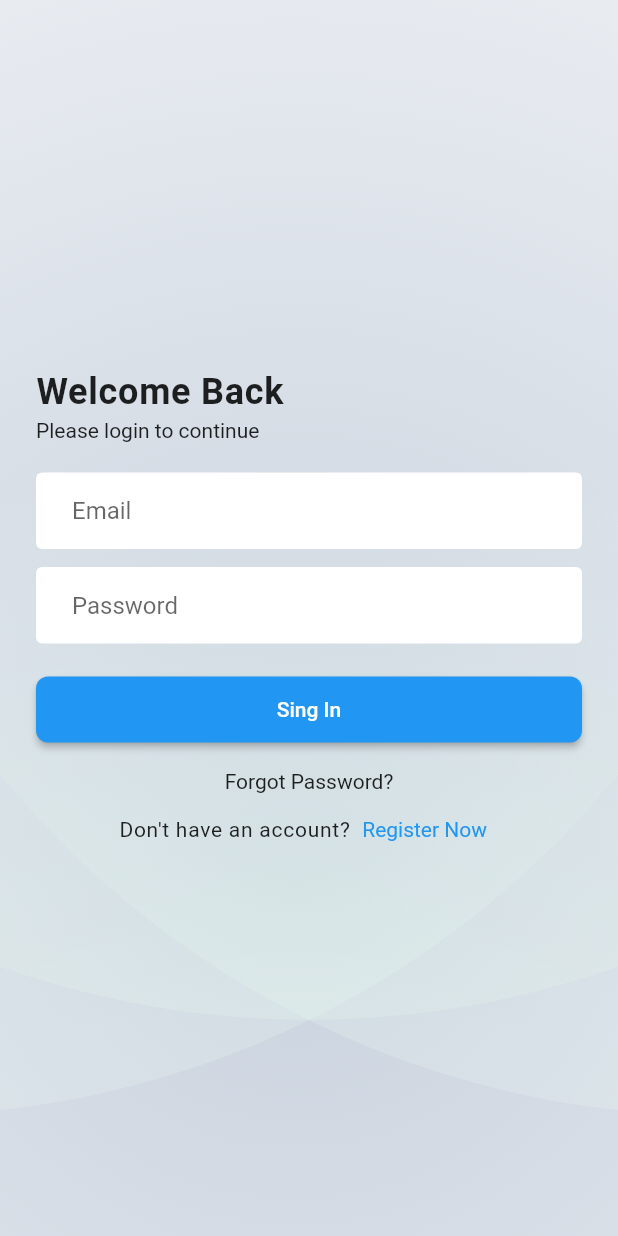
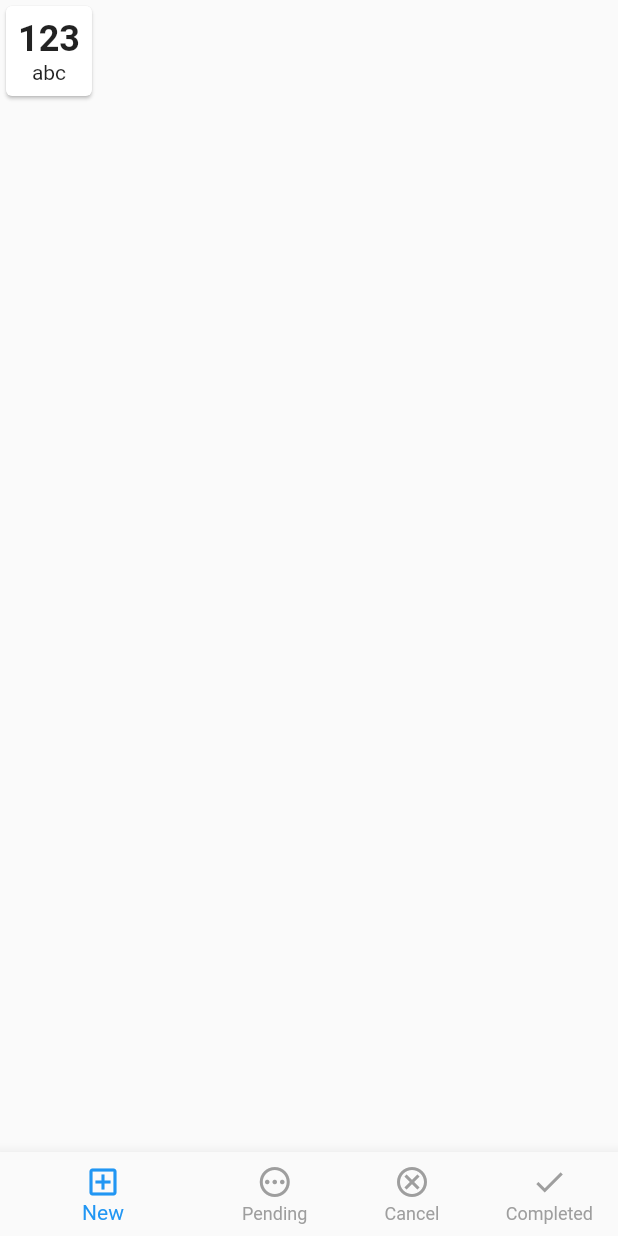
Before and after one commit to Alnur17/task_manager, a Flutter app: the screen it shows after launch, after a tap on "Sing In", on a phone screen of 412 x 824 dp. Run offline on Flutter 3.47's test engine with Material 3 defaults, Android fonts, the phone set to English and light mode, and no system bars; our stand-ins replace flutter_svg, pin_code_fields.

Commit message:
ui design

```diff
--- a/lib/app.dart
+++ b/lib/app.dart
@@ -1,5 +1,5 @@
 import 'package:flutter/material.dart';
-import 'package:task_manager/ui/screen/splash_screen.dart';
+import 'package:task_manager/ui/screens/splash_screen.dart';
 
 class MyApp extends StatelessWidget {
   const MyApp({super.key});
--- /dev/null
+++ b/lib/ui/screens/bottom_nav_base_screen.dart
@@ -0,0 +1,60 @@
+import 'package:flutter/material.dart';
+import 'package:task_manager/ui/screens/canceled_task_screen.dart';
+import 'package:task_manager/ui/screens/completed_task_screen.dart';
+import 'package:task_manager/ui/screens/new_task_screen.dart';
+import 'package:task_manager/ui/screens/pending_task_screen.dart';
+
+class BottomNavBaseScreen extends StatefulWidget {
+  const BottomNavBaseScreen({super.key});
+
+  @override
+  State<BottomNavBaseScreen> createState() => _BottomNavBaseScreenState();
+}
+
+class _BottomNavBaseScreenState extends State<BottomNavBaseScreen> {
+  int _selectedScreenIndex = 0;
+  final List<Widget> _screen = const [
+    NewTaskScreen(),
+    PendingTaskScreen(),
+    CanceledTaskScreen(),
+    CompletedTaskScreen(),
+  ];
+
+  @override
+  Widget build(BuildContext context) {
+    return Scaffold(
+      body: _screen[_selectedScreenIndex],
+      bottomNavigationBar: BottomNavigationBar(
+        unselectedItemColor: Colors.grey,
+        selectedItemColor: Colors.blue,
+        unselectedLabelStyle: const TextStyle(color: Colors.grey),
+        showUnselectedLabels: true,
+        currentIndex: _selectedScreenIndex,
+        onTap: (value) {
+          _selectedScreenIndex = value;
+          if (mounted) {
+            setState(() {});
+          }
+        },
+        items: const [
+          BottomNavigationBarItem(
+            icon: Icon(Icons.add_box_outlined),
+            label: 'New',
+          ),
+          BottomNavigationBarItem(
+            icon: Icon(Icons.pending_outlined),
+            label: 'Pending',
+          ),
+          BottomNavigationBarItem(
+            icon: Icon(Icons.cancel_outlined),
+            label: 'Cancel',
+          ),
+          BottomNavigationBarItem(
+            icon: Icon(Icons.done),
+            label: 'Completed',
+          ),
+        ],
+      ),
+    );
+  }
+}
--- a/lib/ui/screen/email_verification_screen.dart
+++ b/lib/ui/screens/email_verification_screen.dart
@@ -1,5 +1,5 @@
 import 'package:flutter/material.dart';
-import 'package:task_manager/ui/screen/otp_verification_screen.dart';
+import 'package:task_manager/ui/screens/otp_verification_screen.dart';
 import 'package:task_manager/ui/widgets/screen_background.dart';
 
 class EmailVerificationScreen extends StatelessWidget {
--- a/lib/ui/screen/reset_password_screen.dart
+++ b/lib/ui/screens/login_screen.dart
@@ -1,9 +1,11 @@
 import 'package:flutter/material.dart';
-import 'package:task_manager/ui/screen/login_screen.dart';
+import 'package:task_manager/ui/screens/bottom_nav_base_screen.dart';
+import 'package:task_manager/ui/screens/email_verification_screen.dart';
+import 'package:task_manager/ui/screens/registration_screen.dart';
 import 'package:task_manager/ui/widgets/screen_background.dart';
 
-class ResetPasswordScreen extends StatelessWidget {
-  const ResetPasswordScreen({super.key});
+class LoginScreen extends StatelessWidget {
+  const LoginScreen({super.key});
 
   @override
   Widget build(BuildContext context) {
@@ -16,15 +18,15 @@ class ResetPasswordScreen extends StatelessWidget {
             crossAxisAlignment: CrossAxisAlignment.start,
             children: [
               Text(
-                'Reset Password',
+                'Welcome Back',
                 style: Theme.of(context).textTheme.titleLarge,
               ),
-              const SizedBox(height: 1),
+              const SizedBox(height: 4),
               Text(
-                'Minimum length password 8 Character with letter and number combination',
+                'Please login to continue',
                 style: Theme.of(context).textTheme.bodyMedium,
               ),
-              const SizedBox(height: 24),
+              const SizedBox(height: 20),
               TextFormField(
                 validator: (value) {
                   if (value?.isEmpty ?? true) {
@@ -34,7 +36,7 @@ class ResetPasswordScreen extends StatelessWidget {
                 },
                 keyboardType: TextInputType.emailAddress,
                 decoration: const InputDecoration(
-                  hintText: 'Password',
+                  hintText: 'Email',
                 ),
               ),
               const SizedBox(height: 12),
@@ -45,12 +47,12 @@ class ResetPasswordScreen extends StatelessWidget {
                   }
                   return null;
                 },
-                keyboardType: TextInputType.emailAddress,
+                obscureText: true,
                 decoration: const InputDecoration(
-                  hintText: 'Confirm Password',
+                  hintText: 'Password',
                 ),
               ),
-              const SizedBox(height: 24),
+              const SizedBox(height: 20),
               SizedBox(
                 width: double.infinity,
                 child: ElevatedButton(
@@ -58,39 +60,54 @@ class ResetPasswordScreen extends StatelessWidget {
                     Navigator.pushAndRemoveUntil(
                       context,
                       MaterialPageRoute(
-                        builder: (context) => const LoginScreen(),
+                        builder: (context) => const BottomNavBaseScreen(),
                       ),
-                          (route) => false,
+                      (route) => false,
                     );
                   },
-                  child: const Text('Confirm'),
+                  child: const Text('Sing In'),
                 ),
               ),
               const SizedBox(height: 16),
+              Center(
+                child: InkWell(
+                  onTap: () {
+                    Navigator.push(
+                      context,
+                      MaterialPageRoute(
+                        builder: (context) => const EmailVerificationScreen(),
+                      ),
+                    );
+                  },
+                  child: Text(
+                    'Forgot Password?',
+                    style: Theme.of(context).textTheme.bodyMedium,
+                  ),
+                ),
+              ),
               Row(
                 mainAxisAlignment: MainAxisAlignment.center,
                 children: [
                   Text(
-                    'Have an account?',
+                    'Don\'t have an account?',
                     style: Theme.of(context).textTheme.bodyMedium!.copyWith(
-                      letterSpacing: 0.5,
-                    ),
+                          letterSpacing: 0.5,
+                        ),
                   ),
                   TextButton(
                     onPressed: () {
-                      Navigator.pushAndRemoveUntil(
+                      Navigator.push(
                         context,
                         MaterialPageRoute(
-                          builder: (context) => const LoginScreen(),
+                          builder: (context) => const RegistrationScreen(),
                         ),
-                            (route) => false,
                       );
                     },
                     child: Text(
-                      'Sign In',
+                      'Register Now',
                       style: Theme.of(context).textTheme.bodyMedium!.copyWith(
-                        color: Theme.of(context).primaryColor,
-                      ),
+                            color: Theme.of(context).primaryColor,
+                          ),
                     ),
                   ),
                 ],
--- /dev/null
+++ b/lib/ui/screens/new_task_screen.dart
@@ -0,0 +1,38 @@
+import 'package:flutter/material.dart';
+
+class NewTaskScreen extends StatelessWidget {
+  const NewTaskScreen({super.key});
+
+  @override
+  Widget build(BuildContext context) {
+    return const Scaffold(
+      body: SafeArea(
+        child: Column(
+          children: [
+            Row(
+              children: [
+                Card(
+                  child: Padding(
+                    padding: EdgeInsets.all(8),
+                    child: Column(
+                      children: [
+                        Text(
+                          '123',
+                          style: TextStyle(
+                            fontSize: 24,
+                            fontWeight: FontWeight.w600,
+                          ),
+                        ),
+                        Text('abc'),
+                      ],
+                    ),
+                  ),
+                )
+              ],
+            )
+          ],
+        ),
+      ),
+    );
+  }
+}
--- a/lib/ui/screen/otp_verification_screen.dart
+++ b/lib/ui/screens/otp_verification_screen.dart
@@ -1,7 +1,7 @@
 import 'package:flutter/material.dart';
 import 'package:pin_code_fields/pin_code_fields.dart';
-import 'package:task_manager/ui/screen/login_screen.dart';
-import 'package:task_manager/ui/screen/reset_password_screen.dart';
+import 'package:task_manager/ui/screens/login_screen.dart';
+import 'package:task_manager/ui/screens/reset_password_screen.dart';
 import 'package:task_manager/ui/widgets/screen_background.dart';
 
 class OtpVerificationScreen extends StatelessWidget {
--- a/lib/ui/screen/login_screen.dart
+++ b/lib/ui/screens/reset_password_screen.dart
@@ -1,10 +1,9 @@
 import 'package:flutter/material.dart';
-import 'package:task_manager/ui/screen/email_verification_screen.dart';
-import 'package:task_manager/ui/screen/registration_screen.dart';
+import 'package:task_manager/ui/screens/login_screen.dart';
 import 'package:task_manager/ui/widgets/screen_background.dart';
 
-class LoginScreen extends StatelessWidget {
-  const LoginScreen({super.key});
+class ResetPasswordScreen extends StatelessWidget {
+  const ResetPasswordScreen({super.key});
 
   @override
   Widget build(BuildContext context) {
@@ -17,15 +16,15 @@ class LoginScreen extends StatelessWidget {
             crossAxisAlignment: CrossAxisAlignment.start,
             children: [
               Text(
-                'Welcome Back',
+                'Reset Password',
                 style: Theme.of(context).textTheme.titleLarge,
               ),
-              const SizedBox(height: 4),
+              const SizedBox(height: 1),
               Text(
-                'Please login to continue',
+                'Minimum length password 8 Character with letter and number combination',
                 style: Theme.of(context).textTheme.bodyMedium,
               ),
-              const SizedBox(height: 20),
+              const SizedBox(height: 24),
               TextFormField(
                 validator: (value) {
                   if (value?.isEmpty ?? true) {
@@ -35,7 +34,7 @@ class LoginScreen extends StatelessWidget {
                 },
                 keyboardType: TextInputType.emailAddress,
                 decoration: const InputDecoration(
-                  hintText: 'Email',
+                  hintText: 'Password',
                 ),
               ),
               const SizedBox(height: 12),
@@ -46,59 +45,52 @@ class LoginScreen extends StatelessWidget {
                   }
                   return null;
                 },
-                obscureText: true,
+                keyboardType: TextInputType.emailAddress,
                 decoration: const InputDecoration(
-                  hintText: 'Password',
+                  hintText: 'Confirm Password',
                 ),
               ),
-              const SizedBox(height: 20),
+              const SizedBox(height: 24),
               SizedBox(
                 width: double.infinity,
                 child: ElevatedButton(
-                  onPressed: () {},
-                  child: const Text('Sing In'),
+                  onPressed: () {
+                    Navigator.pushAndRemoveUntil(
+                      context,
+                      MaterialPageRoute(
+                        builder: (context) => const LoginScreen(),
+                      ),
+                          (route) => false,
+                    );
+                  },
+                  child: const Text('Confirm'),
                 ),
               ),
               const SizedBox(height: 16),
-              Center(
-                child: InkWell(
-                  onTap: () {
-                    Navigator.push(
-                      context,
-                      MaterialPageRoute(
-                        builder: (context) => const EmailVerificationScreen(),
-                      ),
-                    );
-                  },
-                  child: Text(
-                    'Forgot Password?',
-                    style: Theme.of(context).textTheme.bodyMedium,
-                  ),
-                ),
-              ),
               Row(
                 mainAxisAlignment: MainAxisAlignment.center,
                 children: [
                   Text(
-                    'Don\'t have an account?',
+                    'Have an account?',
                     style: Theme.of(context).textTheme.bodyMedium!.copyWith(
-                          letterSpacing: 0.5,
-                        ),
+                      letterSpacing: 0.5,
+                    ),
                   ),
                   TextButton(
                     onPressed: () {
-                      Navigator.push(
+                      Navigator.pushAndRemoveUntil(
                         context,
                         MaterialPageRoute(
-                          builder: (context) => const RegistrationScreen(),
+                          builder: (context) => const LoginScreen(),
                         ),
+                            (route) => false,
                       );
                     },
                     child: Text(
-                      'Register Now',
+                      'Sign In',
                       style: Theme.of(context).textTheme.bodyMedium!.copyWith(
-                            color: Theme.of(context).primaryColor,
-                          ),
+                        color: Theme.of(context).primaryColor,
+                      ),
                     ),
                   ),
                 ],
--- a/lib/ui/screen/splash_screen.dart
+++ b/lib/ui/screens/splash_screen.dart
@@ -1,6 +1,6 @@
 import 'package:flutter/material.dart';
 import 'package:flutter_svg/flutter_svg.dart';
-import 'package:task_manager/ui/screen/login_screen.dart';
+import 'package:task_manager/ui/screens/login_screen.dart';
 import 'package:task_manager/ui/utils/assets_utils.dart';
 import 'package:task_manager/ui/widgets/screen_background.dart';
 
```
Also changed, not shown: lib/ui/screens/canceled_task_screen.dart (added, +10 -0 lines), lib/ui/screens/completed_task_screen.dart (added, +10 -0 lines), lib/ui/screens/pending_task_screen.dart (added, +10 -0 lines), lib/ui/screens/registration_screen.dart (renamed from lib/ui/screen/registration_screen.dart).
